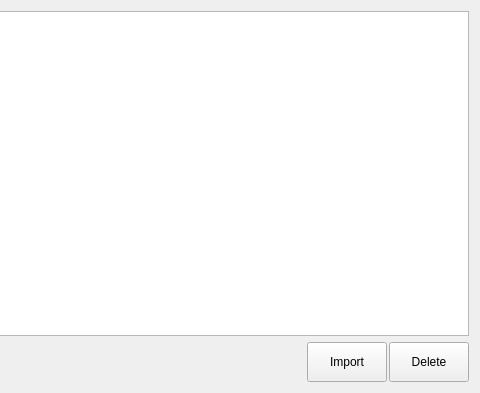
This is playerandteamsform.ui in xiaoyuanyangxu/sportroom-qt as Qt 5 draws it before an edit; both pictures show x 532 to 1012 and y 0 to 393 of the 1012 by 393 pixel window. The edited form follows.
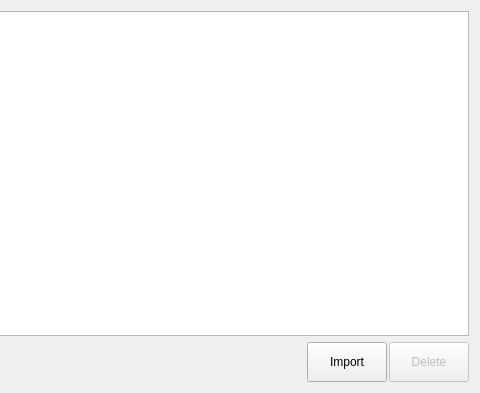
This is the edited form. Icons and pictures are not drawn.

What changed in the file:
```diff
--- a/playerandteamsform.ui
+++ b/playerandteamsform.ui
@@ -63,6 +63,9 @@
        </item>
        <item>
         <widget class="QPushButton" name="deletePushButton">
+         <property name="enabled">
+          <bool>false</bool>
+         </property>
          <property name="minimumSize">
           <size>
            <width>0</width>
```
